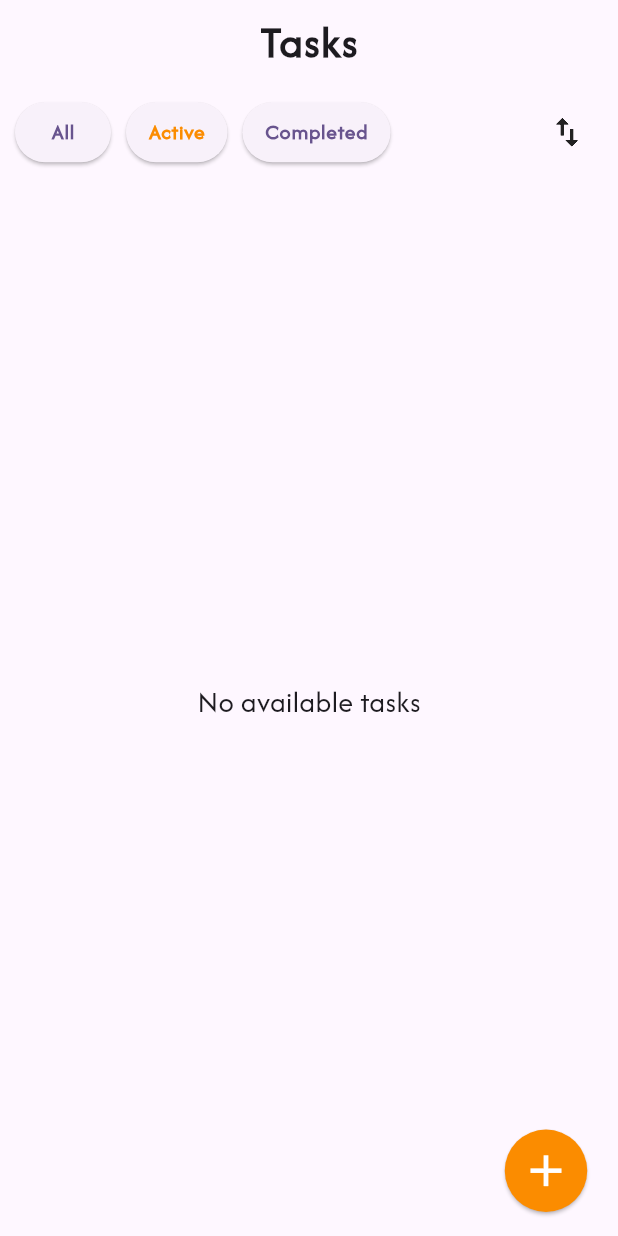
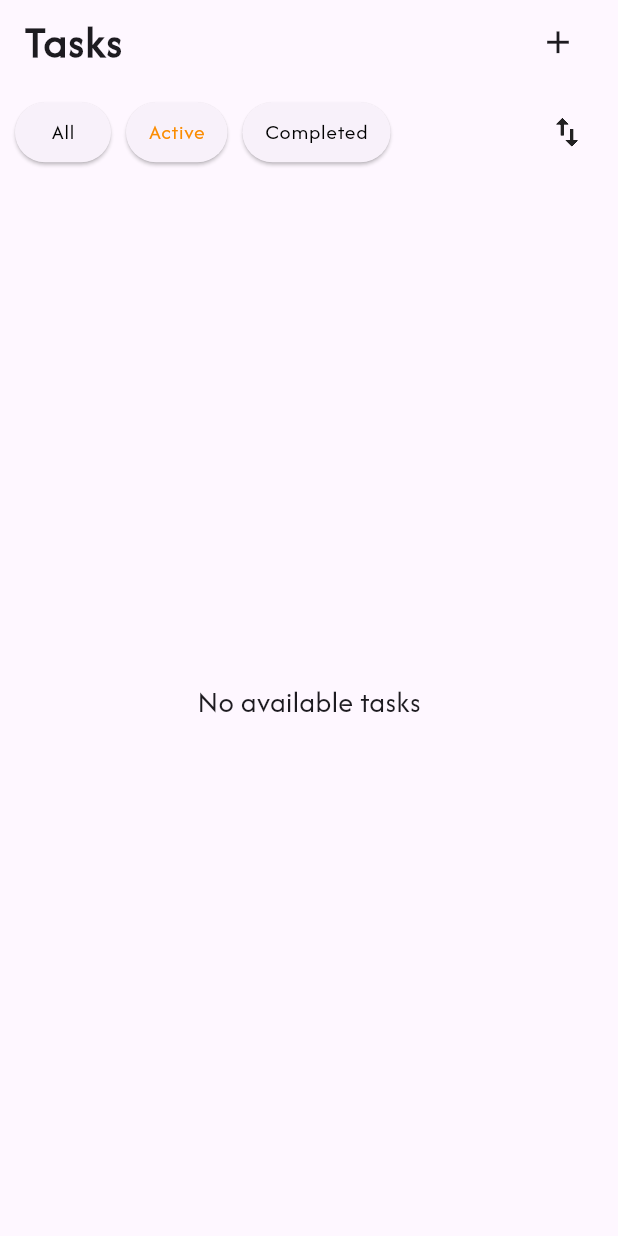
Before and after one commit to hamster336/to_do_app, a Flutter app: the screen it shows after launch, after a tap on "Active", on a phone screen of 412 x 824 dp. Run offline on Flutter 3.47's test engine with Material 3 defaults, Android fonts, the phone set to English and light mode, and no system bars; our stand-ins replace flutter_bloc, hive_ce, hive_ce_flutter; missing offline and left inert: animated_line_through; accounts and stored records are empty.

Commit message:
HomeScreen UI change

```diff
--- a/lib/bloc/task_bloc.dart
+++ b/lib/bloc/task_bloc.dart
@@ -12,6 +12,7 @@ class TaskBloc extends Bloc<TaskEvent, TaskState> {
   final TaskRepository repository;
 
   TaskBloc(this.repository) : super(TaskLoading()) {
+    // event handlers
     on<LoadTasks>(_loadTask);
     on<AddTask>(_addTask);
     on<UpdateTask>(_updateTask);
@@ -42,7 +43,7 @@ class TaskBloc extends Bloc<TaskEvent, TaskState> {
     final task = await repository.addTask(event.task);
 
     // update the in-memory
-    final updatedTasks = List<Task>.from(currentState.tasks)..insert(0, task);
+    final updatedTasks = List<Task>.from(currentState.tasks)..add(task);
 
     emit(currentState.copyWith(tasks: updatedTasks));
   }
--- a/lib/main.dart
+++ b/lib/main.dart
@@ -42,11 +42,33 @@ class MyApp extends StatelessWidget {
         child: MaterialApp(
           debugShowCheckedModeBanner: false,
           title: 'To Do',
-          darkTheme: ThemeData.dark(),
+          themeMode: ThemeMode.system,
           theme: ThemeData(
             useMaterial3: true,
             fontFamily: 'Afacad',
-            colorScheme: .fromSeed(seedColor: Colors.deepPurple),
+            colorScheme: .fromSeed(
+              // seedColor: Colors.orange.shade700,
+              seedColor: Colors.deepPurple,
+              brightness: Brightness.light,
+            ),
+            elevatedButtonTheme: ElevatedButtonThemeData(
+              style: ElevatedButton.styleFrom(
+                foregroundColor: Colors.black, // text & icon
+              ),
+            ),
+          ),
+          darkTheme: ThemeData(
+            useMaterial3: true,
+            brightness: Brightness.dark,
+            colorScheme: ColorScheme.fromSeed(
+              seedColor: Colors.deepPurple,
+              brightness: Brightness.dark,
+            ),
+            elevatedButtonTheme: ElevatedButtonThemeData(
+              style: ElevatedButton.styleFrom(
+                foregroundColor: Colors.white, // text & icon
+              ),
+            ),
           ),
           home: const HomeScreen(),
         ),
--- a/lib/models/custom_widgets.dart
+++ b/lib/models/custom_widgets.dart
@@ -31,7 +31,7 @@ class CustomWidgets {
           fontSize: size.shortestSide * 0.035,
           fontFamily: 'Afacad',
           letterSpacing: 0.5,
-          fontWeight: FontWeight.w600,
+          fontWeight: FontWeight.w500,
         ),
       ),
     );
--- a/lib/screens/home_screen.dart
+++ b/lib/screens/home_screen.dart
@@ -28,7 +28,10 @@ class _HomeScreenState extends State<HomeScreen> {
       resizeToAvoidBottomInset: true,
       appBar: AppBar(
         forceMaterialTransparency: true,
-        title: const Text(
+        title: Row(
+          mainAxisAlignment: .spaceBetween,
+          children: [
+            const Text(
               'Tasks',
               style: TextStyle(
                 fontSize: 30,
@@ -37,7 +40,24 @@ class _HomeScreenState extends State<HomeScreen> {
                 fontFamily: 'Afacad',
               ),
             ),
-        centerTitle: true,
+
+            // add new task
+            IconButton(
+              onPressed: () {
+                showModalBottomSheet(
+                  isScrollControlled: true,
+                  isDismissible: false,
+                  context: context,
+                  builder: (context) {
+                    return TaskEditorSheet();
+                  },
+                );
+              },
+              icon: Icon(Icons.add_outlined, size: 25),
+            ),
+          ],
+        ),
+        // centerTitle: true,
       ),
 
       body: Padding(
@@ -162,6 +182,7 @@ class _HomeScreenState extends State<HomeScreen> {
                     }
 
                     return ListView.builder(
+                      physics: BouncingScrollPhysics(),
                       itemCount: tasks.length,
                       itemBuilder: (_, i) {
                         return TaskCard(
@@ -179,28 +200,6 @@ class _HomeScreenState extends State<HomeScreen> {
           ],
         ),
       ),
-
-      // add new task
-      floatingActionButton: ElevatedButton(
-        onPressed: () {
-          showModalBottomSheet(
-            isScrollControlled: true,
-            isDismissible: false,
-            context: context,
-            builder: (context) {
-              return TaskEditorSheet();
-            },
-          );
-        },
-
-        style: ElevatedButton.styleFrom(
-          shape: CircleBorder(),
-          padding: EdgeInsets.all(10),
-          backgroundColor: Colors.orange.shade600,
-        ),
-
-        child: Icon(Icons.add, size: 35, color: Colors.white),
-      ),
     );
   }
 }
```
Also changed, not shown: lib/models/task_editor_sheet.dart (+18 -12 lines). Lines whose indentation alone changed are shown as unchanged.
